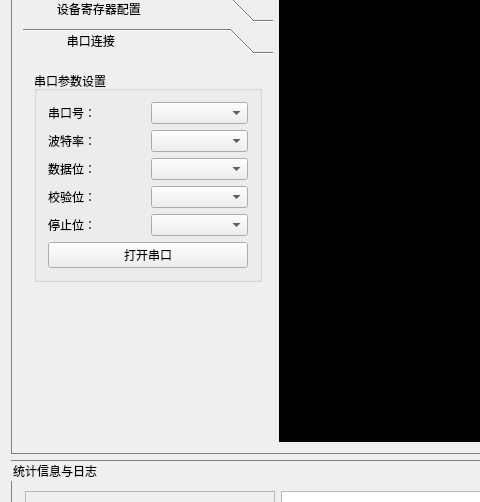
Qt form mainwindow.ui (heathen557/linearArrayUSB) before a commit; both pictures show x 0 to 480 and y 99 to 601 of the 1385 by 767 pixel window.
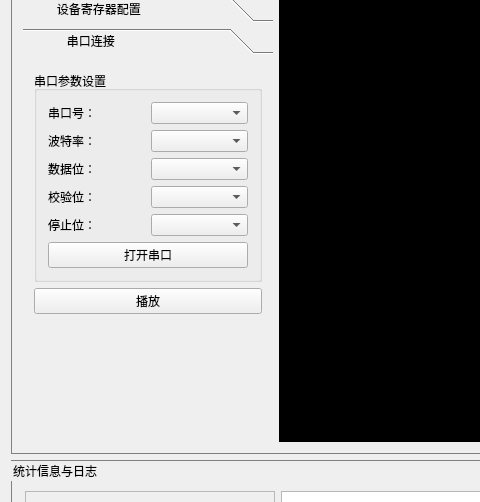
The same form after that commit. The open tabs and pages were chosen to show the change. Icons and pictures are not drawn. Custom widgets are drawn as their Qt base class.

```diff
--- a/mainwindow.ui
+++ b/mainwindow.ui
@@ -346,6 +346,19 @@
            <string>            串口连接</string>
           </attribute>
           <layout class="QGridLayout" name="gridLayout_7">
+           <item row="2" column="0">
+            <spacer name="verticalSpacer_2">
+             <property name="orientation">
+              <enum>Qt::Vertical</enum>
+             </property>
+             <property name="sizeHint" stdset="0">
+              <size>
+               <width>20</width>
+               <height>158</height>
+              </size>
+             </property>
+            </spacer>
+           </item>
            <item row="0" column="0">
             <widget class="QGroupBox" name="gbox1">
              <property name="title">
@@ -436,17 +449,11 @@
             </widget>
            </item>
            <item row="1" column="0">
-            <spacer name="verticalSpacer_2">
-             <property name="orientation">
-              <enum>Qt::Vertical</enum>
+            <widget class="QPushButton" name="serialPlay_pushButton">
+             <property name="text">
+              <string>播放</string>
              </property>
-             <property name="sizeHint" stdset="0">
-              <size>
-               <width>20</width>
-               <height>187</height>
-              </size>
-             </property>
-            </spacer>
+            </widget>
            </item>
           </layout>
          </widget>
```
Left out of the diff: 2 changed lines with no effect on the pictures.
